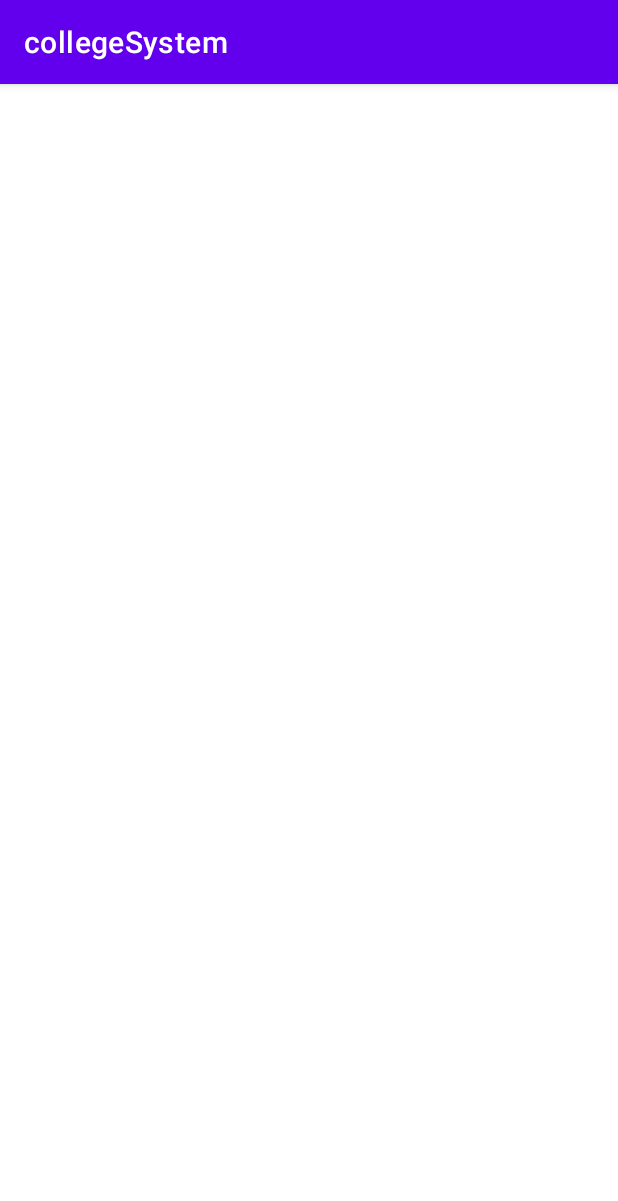
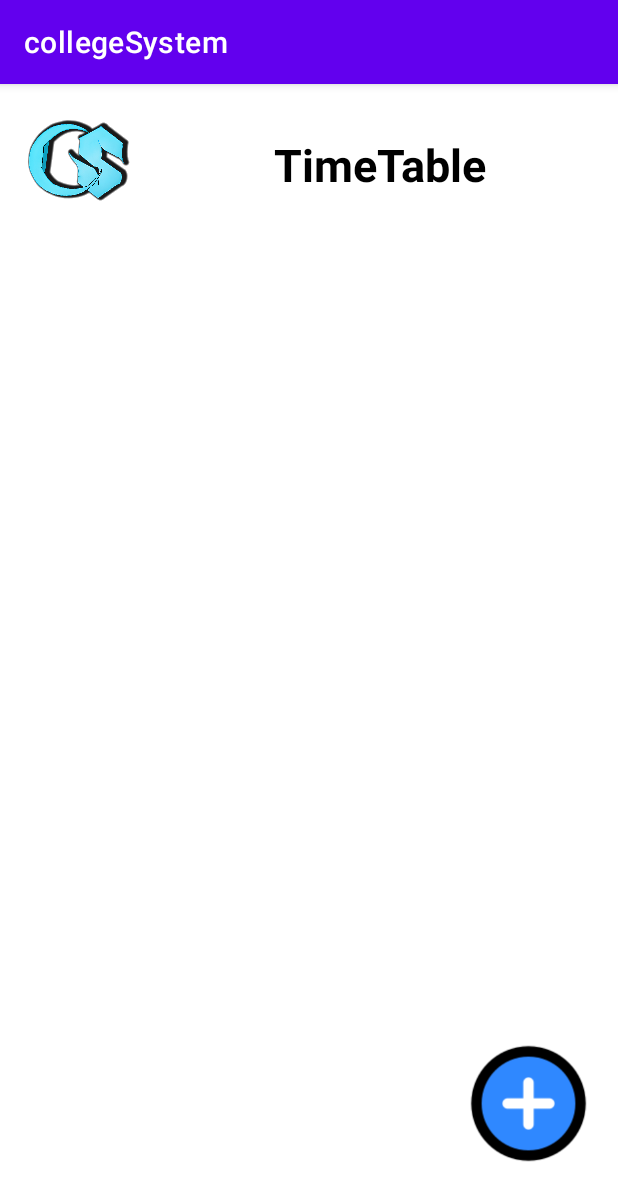
Before and after one commit to akmalaqim74/collegeSystem, an Android app: the screen it shows after launch once a user with an empty profile is signed in (homePage), on a phone screen of 412 x 824 dp. Shown: the top 1201 px of the screen. Run offline under Robolectric (Android 15) with nearby library versions, the phone set to English and light mode, and no system bars; our stand-ins replace Firebase (no records; nobody signed in at launch, a user with empty details on screens opened directly).

Commit message:
Add Subject is successful

```diff
--- a/app/src/main/AndroidManifest.xml
+++ b/app/src/main/AndroidManifest.xml
@@ -25,6 +25,7 @@
         <activity android:name=".signUp"></activity>
         <activity android:name=".login"></activity>
         <activity android:name=".homePage"></activity>
+        <activity android:name=".addSubject"></activity>
     </application>
 
 </manifest>
--- a/app/src/main/java/com/example/collegesystem/homePage.java
+++ b/app/src/main/java/com/example/collegesystem/homePage.java
@@ -1,13 +1,43 @@
 package com.example.collegesystem;
 
+import android.content.Intent;
 import android.os.Bundle;
+import android.view.View;
+import android.widget.ImageButton;
 
 import androidx.appcompat.app.AppCompatActivity;
 
 public class homePage extends AppCompatActivity {
+    ImageButton addSubject,profilePicture;
     @Override
     protected void onCreate(Bundle savedInstanceState) {
         super.onCreate(savedInstanceState);
         setContentView(R.layout.homepage);
+        addSubjectButton();
+    }
+
+    public void addSubjectButton(){
+        addSubject = findViewById(R.id.addSubject);
+        addSubject.setOnClickListener(new View.OnClickListener() {
+            @Override
+            public void onClick(View view) {
+                //Define the intent to navigate to the menu page
+                Intent intent = new Intent(homePage.this, addSubject.class);
+                //start the homepage activity
+                startActivity(intent);
+            }
+        });
+    }
+    public void viewProfilePic(){
+        profilePicture = findViewById(R.id.profilePic);
+        addSubject.setOnClickListener(new View.OnClickListener() {
+            @Override
+            public void onClick(View view) {
+                //Define the intent to navigate to the menu page
+                //Intent intent = new Intent(homePage.this, addSubject.class);
+                //start the homepage activity
+                //startActivity(intent);
+            }
+        });
     }
 }
--- a/app/src/main/java/com/example/collegesystem/signUp.java
+++ b/app/src/main/java/com/example/collegesystem/signUp.java
@@ -145,7 +145,10 @@
                                                     user newUser = new user(name, matricNo, email, course,UID);
                                                     // STORE THE USER DATA INSIDE THE NODE OF MATRIC NUMBER
                                                     matricNumbersRef.child(matricNo).setValue(newUser);
+                                                    DatabaseReference userRef = rootRef.getReference("Users");
+                                                    userRef.child(UID).setValue(newUser);
                                                     Toast.makeText(signUp.this, "Successfully Registered.", Toast.LENGTH_SHORT).show();
+
 
                                                     Intent intent = new Intent(signUp.this, login.class);
                                                     startActivity(intent);
--- a/app/src/main/java/com/example/collegesystem/user.java
+++ b/app/src/main/java/com/example/collegesystem/user.java
@@ -1,11 +1,7 @@
 package com.example.collegesystem;
 
 public class user {
-    private String name;
-    private String matricNo;
-    private String email;
-    private String course;
-    private String userID;
+    private String name,userID,course,email,matricNo;
 
     public user() {
         // Default constructor required for calls to DataSnapshot.getValue(user.class)
--- a/app/src/main/res/layout/homepage.xml
+++ b/app/src/main/res/layout/homepage.xml
@@ -1,6 +1,87 @@
 <?xml version="1.0" encoding="utf-8"?>
 <androidx.constraintlayout.widget.ConstraintLayout xmlns:android="http://schemas.android.com/apk/res/android"
+    xmlns:app="http://schemas.android.com/apk/res-auto"
+    xmlns:tools="http://schemas.android.com/tools"
     android:layout_width="match_parent"
     android:layout_height="match_parent">
 
+    <LinearLayout
+        android:id="@+id/titleLinearLayout"
+        android:layout_width="match_parent"
+        android:layout_height="100dp"
+        android:layout_marginTop="4dp"
+        android:orientation="horizontal"
+        app:layout_constraintEnd_toEndOf="parent"
+        app:layout_constraintHorizontal_bias="0.0"
+        app:layout_constraintStart_toStartOf="parent"
+        app:layout_constraintTop_toTopOf="parent">
+
+        <ImageButton
+            android:id="@+id/profilePic"
+            android:layout_width="85dp"
+            android:layout_height="72dp"
+            android:layout_marginLeft="10dp"
+            android:layout_marginTop="10dp"
+            android:background="@android:color/transparent"
+            android:contentDescription="profile pic"
+            android:scaleType="centerInside"
+            tools:layout_editor_absoluteX="16dp"
+            tools:layout_editor_absoluteY="16dp"
+            app:srcCompat="@drawable/logo" />
+
+        <TextView
+            android:id="@+id/title"
+            android:layout_width="wrap_content"
+            android:layout_height="wrap_content"
+            android:layout_gravity="center"
+            android:layout_weight="1"
+            android:gravity="center"
+            android:text="TimeTable"
+            android:textColor="@color/black"
+            android:textSize="30sp"
+            android:textStyle="bold" />
+
+
+    </LinearLayout>
+
+    <LinearLayout
+        android:id="@+id/timeTableLayout"
+        android:layout_width="match_parent"
+        android:layout_height="530dp"
+        android:orientation="vertical"
+        app:layout_constraintEnd_toEndOf="parent"
+        app:layout_constraintStart_toStartOf="parent"
+        app:layout_constraintTop_toBottomOf="@+id/titleLinearLayout">
+
+    </LinearLayout>
+
+    <ImageButton
+        android:id="@+id/addSubject"
+        android:layout_width="88dp"
+        android:layout_height="83dp"
+        android:layout_marginTop="4dp"
+        android:background="@android:color/transparent"
+        android:contentDescription="addSubject"
+        android:scaleType="centerInside"
+        app:layout_constraintEnd_toEndOf="parent"
+        app:layout_constraintHorizontal_bias="0.95"
+        app:layout_constraintStart_toStartOf="parent"
+        app:layout_constraintTop_toBottomOf="@+id/timeTableLayout"
+        app:srcCompat="@drawable/addicon" />
+
+    <LinearLayout
+        android:id="@+id/navigationLayout"
+        android:layout_width="match_parent"
+        android:layout_height="150dp"
+        android:orientation="vertical"
+        app:layout_constraintBottom_toBottomOf="parent"
+        app:layout_constraintEnd_toEndOf="parent"
+        app:layout_constraintHorizontal_bias="0.0"
+        app:layout_constraintStart_toStartOf="parent"
+        app:layout_constraintTop_toBottomOf="@+id/addSubject"
+        app:layout_constraintVertical_bias="0.7">
+
+    </LinearLayout>
+
+
 </androidx.constraintlayout.widget.ConstraintLayout>
```
Also changed, not shown: app/src/main/java/com/example/collegesystem/addSubject.java (added, +202 -0 lines), app/src/main/java/com/example/collegesystem/timeTableSubject.java (added, +33 -0 lines), app/src/main/res/layout/addsubject.xml (added, +176 -0 lines), app/src/main/res/drawable/addicon.png (added).
